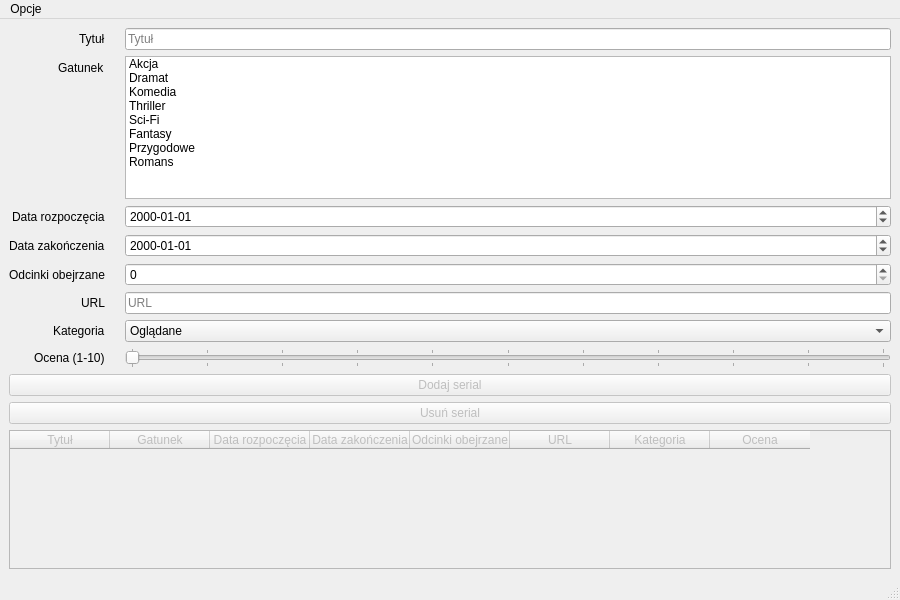
Old version of the form mainwindow.ui in the repository TryUnder/SeriesManager_Qt.
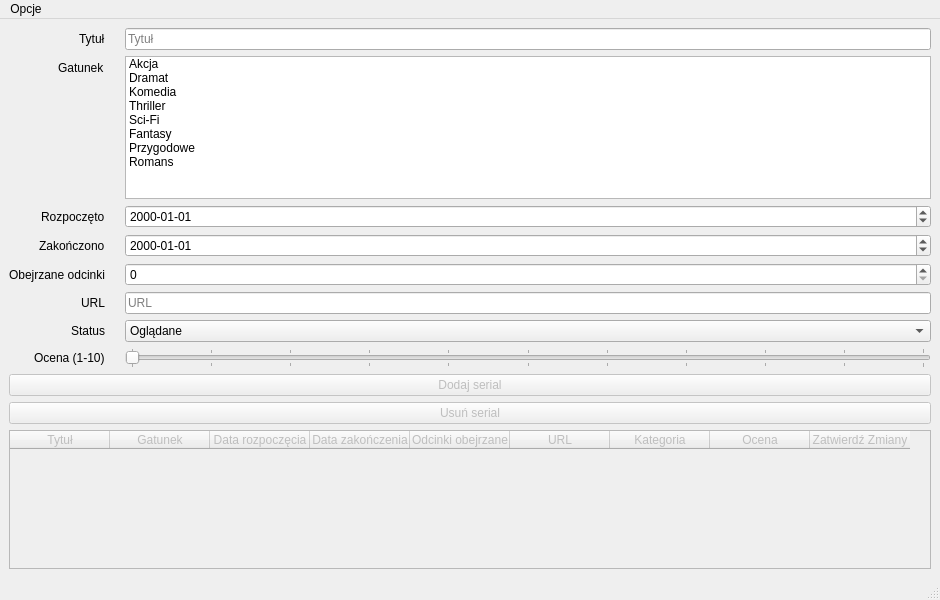
New version of the form.

Commit message: 1. Naprawa getSeriesById z databasemanager.cpp 2. Refaktoryzacja sposobu aktualizacji serialu - dodanie kolumny do tabeli z przyciskiem do akceptacji zmiany, zamiast przez caly czas nasluchiwac na zmiany w tabeli. 3. Zmiana sposobu traktowania dat w modelu danych 4. Dodanie funkcji porównujących właściwości seriali 5. inne.

The edit to the form file:
```diff
--- a/mainwindow.ui
+++ b/mainwindow.ui
@@ -6,7 +6,7 @@
    <rect>
     <x>0</x>
     <y>0</y>
-    <width>900</width>
+    <width>940</width>
     <height>600</height>
    </rect>
   </property>
@@ -106,7 +106,7 @@
       <item row="2" column="0">
        <widget class="QLabel" name="startDateLabel">
         <property name="text">
-         <string>Data rozpoczęcia</string>
+         <string>Rozpoczęto</string>
         </property>
        </widget>
       </item>
@@ -120,7 +120,7 @@
       <item row="3" column="0">
        <widget class="QLabel" name="endDateLabel">
         <property name="text">
-         <string>Data zakończenia</string>
+         <string>Zakończono</string>
         </property>
        </widget>
       </item>
@@ -134,7 +134,7 @@
       <item row="4" column="0">
        <widget class="QLabel" name="episodesWatchedLabel">
         <property name="text">
-         <string>Odcinki obejrzane</string>
+         <string>Obejrzane odcinki</string>
         </property>
        </widget>
       </item>
@@ -158,7 +158,7 @@
       <item row="6" column="0">
        <widget class="QLabel" name="statusLabel">
         <property name="text">
-         <string>Kategoria</string>
+         <string>Status</string>
         </property>
        </widget>
       </item>
@@ -277,6 +277,11 @@
         <string>Ocena</string>
        </property>
       </column>
+      <column>
+       <property name="text">
+        <string>Zatwierdź Zmiany</string>
+       </property>
+      </column>
      </widget>
     </item>
    </layout>
@@ -286,7 +291,7 @@
     <rect>
      <x>0</x>
      <y>0</y>
-     <width>900</width>
+     <width>940</width>
      <height>20</height>
     </rect>
    </property>
```
The commit also changes 5 other files.
